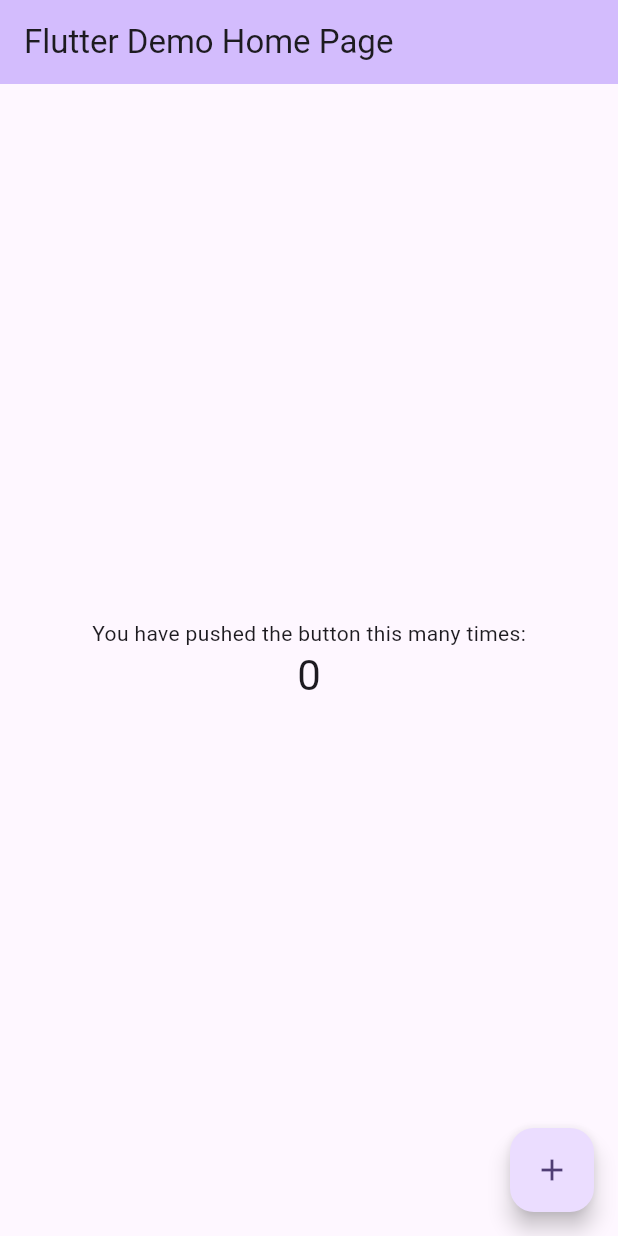
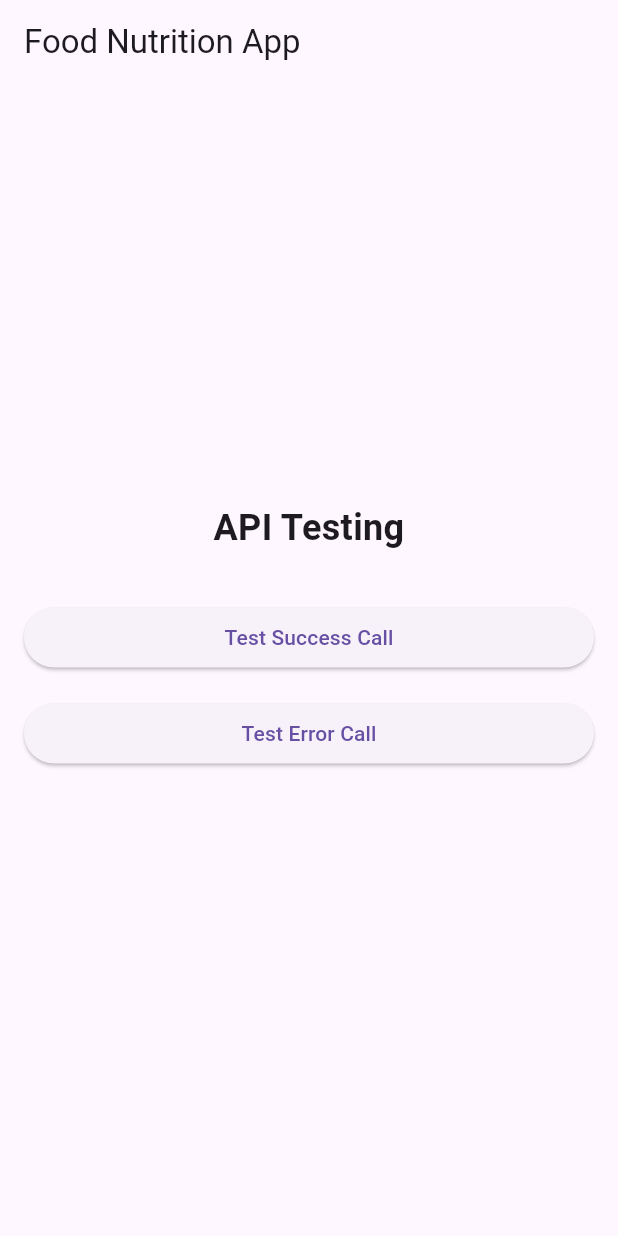
Before and after one commit to hoangduchuu/food_nutrition, a Flutter app: the screen it shows after launch, on a phone screen of 412 x 824 dp. Run offline on Flutter 3.47's test engine with Material 3 defaults, Android fonts, the phone set to English and light mode, and no system bars; our stand-ins replace dio, flutter_easyloading, logger.

Commit message:
[DEV] Implement basic Flutter app structure

```diff
--- /dev/null
+++ b/lib/data/api/todo_api.dart
@@ -0,0 +1,18 @@
+import 'package:dio/dio.dart';
+import '../models/todo_model.dart';
+
+class TodoApi {
+  final Dio _dio;
+
+  TodoApi(this._dio);
+
+  Future<Todo> getTodo(int id) async {
+    final response = await _dio.get('/todos/$id');
+    return Todo.fromJson(response.data);
+  }
+
+  Future<Todo> getTodoWithError() async {
+    final response = await _dio.get('/todos/999999');
+    return Todo.fromJson(response.data);
+  }
+}
--- /dev/null
+++ b/lib/data/models/todo_model.dart
@@ -0,0 +1,37 @@
+import 'package:json_annotation/json_annotation.dart';
+
+part 'todo_model.g.dart';
+
+@JsonSerializable()
+class Todo {
+  final int id;
+  final int userId;
+  final String title;
+  final bool completed;
+
+  Todo({
+    required this.id,
+    required this.userId,
+    required this.title,
+    required this.completed,
+  });
+
+  factory Todo.fromJson(Map<String, dynamic> json) =>
+      _$TodoFromJson(json);
+
+  Map<String, dynamic> toJson() => _$TodoToJson(this);
+
+  Todo copyWith({
+    int? id,
+    int? userId,
+    String? title,
+    bool? completed,
+  }) {
+    return Todo(
+      id: id ?? this.id,
+      userId: userId ?? this.userId,
+      title: title ?? this.title,
+      completed: completed ?? this.completed,
+    );
+  }
+}
--- /dev/null
+++ b/lib/data/repositories/todo_repository_impl.dart
@@ -0,0 +1,19 @@
+import '../../domain/repositories/todo_repository.dart';
+import '../models/todo_model.dart';
+import '../api/todo_api.dart';
+
+class TodoRepositoryImpl implements TodoRepository {
+  final TodoApi _todoApi;
+
+  TodoRepositoryImpl(this._todoApi);
+
+  @override
+  Future<Todo> getTodo(int id) async {
+    return await _todoApi.getTodo(id);
+  }
+
+  @override
+  Future<Todo> getTodoWithError() async {
+    return await _todoApi.getTodoWithError();
+  }
+}
--- /dev/null
+++ b/lib/domain/repositories/todo_repository.dart
@@ -0,0 +1,6 @@
+import '../../data/models/todo_model.dart';
+
+abstract class TodoRepository {
+  Future<Todo> getTodo(int id);
+  Future<Todo> getTodoWithError();
+}
--- /dev/null
+++ b/lib/home/home_screen.dart
@@ -0,0 +1,77 @@
+import 'package:flutter/material.dart';
+import 'package:provider/provider.dart';
+import 'home_provider.dart';
+
+class HomeScreen extends StatelessWidget {
+  const HomeScreen({Key? key}) : super(key: key);
+
+  @override
+  Widget build(BuildContext context) {
+    return Scaffold(
+      appBar: AppBar(
+        title: const Text('Food Nutrition App'),
+      ),
+      body: Padding(
+        padding: const EdgeInsets.all(16.0),
+        child: Consumer<HomeProvider>(
+          builder: (context, homeProvider, child) {
+            return Column(
+              mainAxisAlignment: MainAxisAlignment.center,
+              crossAxisAlignment: CrossAxisAlignment.stretch,
+              children: [
+                const Text(
+                  'API Testing',
+                  style: TextStyle(fontSize: 24, fontWeight: FontWeight.bold),
+                  textAlign: TextAlign.center,
+                ),
+                const SizedBox(height: 32),
+
+                ElevatedButton(
+                  onPressed: homeProvider.isLoading
+                      ? null
+                      : () => homeProvider.testSuccessCall(),
+                  child: const Text('Test Success Call'),
+                ),
+
+                const SizedBox(height: 16),
+
+                ElevatedButton(
+                  onPressed: homeProvider.isLoading
+                      ? null
+                      : () => homeProvider.testErrorCall(),
+                  child: const Text('Test Error Call'),
+                ),
+
+                const SizedBox(height: 32),
+
+                if (homeProvider.currentTodo != null)
+                  Container(
+                    margin: const EdgeInsets.only(top: 16),
+                    padding: const EdgeInsets.all(16),
+                    decoration: BoxDecoration(
+                      border: Border.all(color: Colors.grey),
+                      borderRadius: BorderRadius.circular(8),
+                    ),
+                    child: Column(
+                      crossAxisAlignment: CrossAxisAlignment.start,
+                      children: [
+                        const Text(
+                          'Current Todo:',
+                          style: TextStyle(fontWeight: FontWeight.bold),
+                        ),
+                        const SizedBox(height: 8),
+                        Text('ID: ${homeProvider.currentTodo!.id}'),
+                        Text('Title: ${homeProvider.currentTodo!.title}'),
+                        Text('Completed: ${homeProvider.currentTodo!.completed}'),
+                        Text('User ID: ${homeProvider.currentTodo!.userId}'),
+                      ],
+                    ),
+                  ),
+              ],
+            );
+          },
+        ),
+      ),
+    );
+  }
+}
--- a/lib/main.dart
+++ b/lib/main.dart
@@ -1,122 +1,44 @@
 import 'package:flutter/material.dart';
+import 'package:provider/provider.dart';
+import 'package:flutter_easyloading/flutter_easyloading.dart';
+import 'package:dio/dio.dart';
+import 'data/api/todo_api.dart';
+import 'data/repositories/todo_repository_impl.dart';
+import 'domain/repositories/todo_repository.dart';
+import 'home/home_provider.dart';
+import 'home/home_screen.dart';
 
 void main() {
-  runApp(const MyApp());
+  runApp(MyApp());
 }
 
 class MyApp extends StatelessWidget {
-  const MyApp({super.key});
-
-  // This widget is the root of your application.
   @override
   Widget build(BuildContext context) {
-    return MaterialApp(
-      title: 'Flutter Demo',
-      theme: ThemeData(
-        // This is the theme of your application.
-        //
-        // TRY THIS: Try running your application with "flutter run". You'll see
-        // the application has a purple toolbar. Then, without quitting the app,
-        // try changing the seedColor in the colorScheme below to Colors.green
-        // and then invoke "hot reload" (save your changes or press the "hot
-        // reload" button in a Flutter-supported IDE, or press "r" if you used
-        // the command line to start the app).
-        //
-        // Notice that the counter didn't reset back to zero; the application
-        // state is not lost during the reload. To reset the state, use hot
-        // restart instead.
-        //
-        // This works for code too, not just values: Most code changes can be
-        // tested with just a hot reload.
-        colorScheme: ColorScheme.fromSeed(seedColor: Colors.deepPurple),
+    final dio = Dio(BaseOptions(
+      baseUrl: 'https://jsonplaceholder.typicode.com',
+    ));
+
+    return MultiProvider(
+      providers: [
+        Provider<TodoRepository>(
+          create: (context) => TodoRepositoryImpl(TodoApi(dio)),
+        ),
+
+        ChangeNotifierProvider(
+          create: (context) => HomeProvider(
+            context.read<TodoRepository>(),
+          ),
+        ),
+      ],
+      child: MaterialApp(
+        title: 'Food Nutrition App',
+        theme: ThemeData(
+          primarySwatch: Colors.blue,
+        ),
+        home: const HomeScreen(),
+        builder: EasyLoading.init(),
       ),
-      home: const MyHomePage(title: 'Flutter Demo Home Page'),
     );
   }
 }
-
-class MyHomePage extends StatefulWidget {
-  const MyHomePage({super.key, required this.title});
-
-  // This widget is the home page of your application. It is stateful, meaning
-  // that it has a State object (defined below) that contains fields that affect
-  // how it looks.
-
-  // This class is the configuration for the state. It holds the values (in this
-  // case the title) provided by the parent (in this case the App widget) and
-  // used by the build method of the State. Fields in a Widget subclass are
-  // always marked "final".
-
-  final String title;
-
-  @override
-  State<MyHomePage> createState() => _MyHomePageState();
-}
-
-class _MyHomePageState extends State<MyHomePage> {
-  int _counter = 0;
-
-  void _incrementCounter() {
-    setState(() {
-      // This call to setState tells the Flutter framework that something has
-      // changed in this State, which causes it to rerun the build method below
-      // so that the display can reflect the updated values. If we changed
-      // _counter without calling setState(), then the build method would not be
-      // called again, and so nothing would appear to happen.
-      _counter++;
-    });
-  }
-
-  @override
-  Widget build(BuildContext context) {
-    // This method is rerun every time setState is called, for instance as done
-    // by the _incrementCounter method above.
-    //
-    // The Flutter framework has been optimized to make rerunning build methods
-    // fast, so that you can just rebuild anything that needs updating rather
-    // than having to individually change instances of widgets.
-    return Scaffold(
-      appBar: AppBar(
-        // TRY THIS: Try changing the color here to a specific color (to
-        // Colors.amber, perhaps?) and trigger a hot reload to see the AppBar
-        // change color while the other colors stay the same.
-        backgroundColor: Theme.of(context).colorScheme.inversePrimary,
-        // Here we take the value from the MyHomePage object that was created by
-        // the App.build method, and use it to set our appbar title.
-        title: Text(widget.title),
-      ),
-      body: Center(
-        // Center is a layout widget. It takes a single child and positions it
-        // in the middle of the parent.
-        child: Column(
-          // Column is also a layout widget. It takes a list of children and
-          // arranges them vertically. By default, it sizes itself to fit its
-          // children horizontally, and tries to be as tall as its parent.
-          //
-          // Column has various properties to control how it sizes itself and
-          // how it positions its children. Here we use mainAxisAlignment to
-          // center the children vertically; the main axis here is the vertical
-          // axis because Columns are vertical (the cross axis would be
-          // horizontal).
-          //
-          // TRY THIS: Invoke "debug painting" (choose the "Toggle Debug Paint"
-          // action in the IDE, or press "p" in the console), to see the
-          // wireframe for each widget.
-          mainAxisAlignment: MainAxisAlignment.center,
-          children: <Widget>[
-            const Text('You have pushed the button this many times:'),
-            Text(
-              '$_counter',
-              style: Theme.of(context).textTheme.headlineMedium,
-            ),
-          ],
-        ),
-      ),
-      floatingActionButton: FloatingActionButton(
-        onPressed: _incrementCounter,
-        tooltip: 'Increment',
-        child: const Icon(Icons.add),
-      ), // This trailing comma makes auto-formatting nicer for build methods.
-    );
-  }
-}
--- /dev/null
+++ b/lib/utils/app_logger.dart
@@ -0,0 +1,45 @@
+import 'package:logger/logger.dart';
+
+/// Application logger utility
+class AppLogger {
+  static final Logger _logger = Logger(
+    printer: PrettyPrinter(
+      methodCount: 2,
+      errorMethodCount: 8,
+      lineLength: 120,
+      colors: true,
+      printEmojis: true,
+      dateTimeFormat: DateTimeFormat.onlyTimeAndSinceStart,
+    ),
+  );
+
+  /// Log debug message
+  static void debug(String message, [dynamic error, StackTrace? stackTrace]) {
+    _logger.d(message, error: error, stackTrace: stackTrace);
+  }
+
+  /// Log info message
+  static void info(String message, [dynamic error, StackTrace? stackTrace]) {
+    _logger.i(message, error: error, stackTrace: stackTrace);
+  }
+
+  /// Log warning message
+  static void warning(String message, [dynamic error, StackTrace? stackTrace]) {
+    _logger.w(message, error: error, stackTrace: stackTrace);
+  }
+
+  /// Log error message
+  static void error(String message, [dynamic error, StackTrace? stackTrace]) {
+    _logger.e(message, error: error, stackTrace: stackTrace);
+  }
+
+  /// Log verbose message
+  static void verbose(String message, [dynamic error, StackTrace? stackTrace]) {
+    _logger.t(message, error: error, stackTrace: stackTrace);
+  }
+
+  /// Log fatal message
+  static void fatal(String message, [dynamic error, StackTrace? stackTrace]) {
+    _logger.f(message, error: error, stackTrace: stackTrace);
+  }
+}
```
Also changed, not shown: lib/data/api/http_client.dart (added, +91 -0 lines), lib/home/home_provider.dart (added, +58 -0 lines), lib/utils/loading_utils.dart (added, +22 -0 lines), pubspec.yaml (+19 -0 lines), lib/data/models/todo_model.g.dart (added), pubspec.lock, 1 other file.
